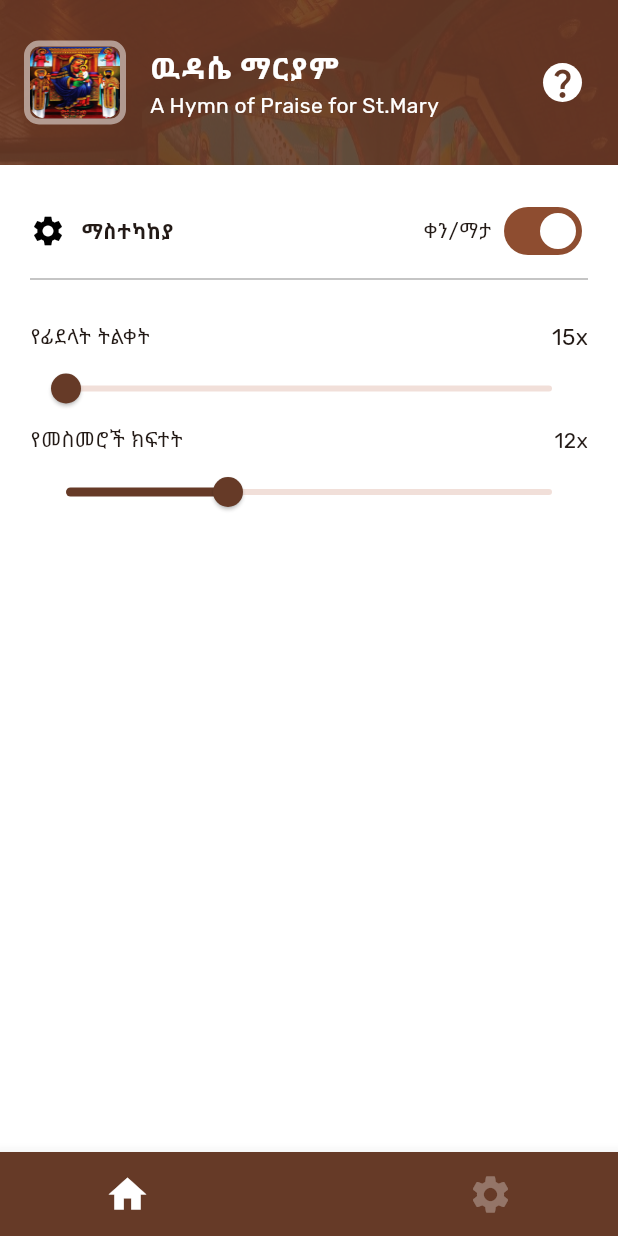
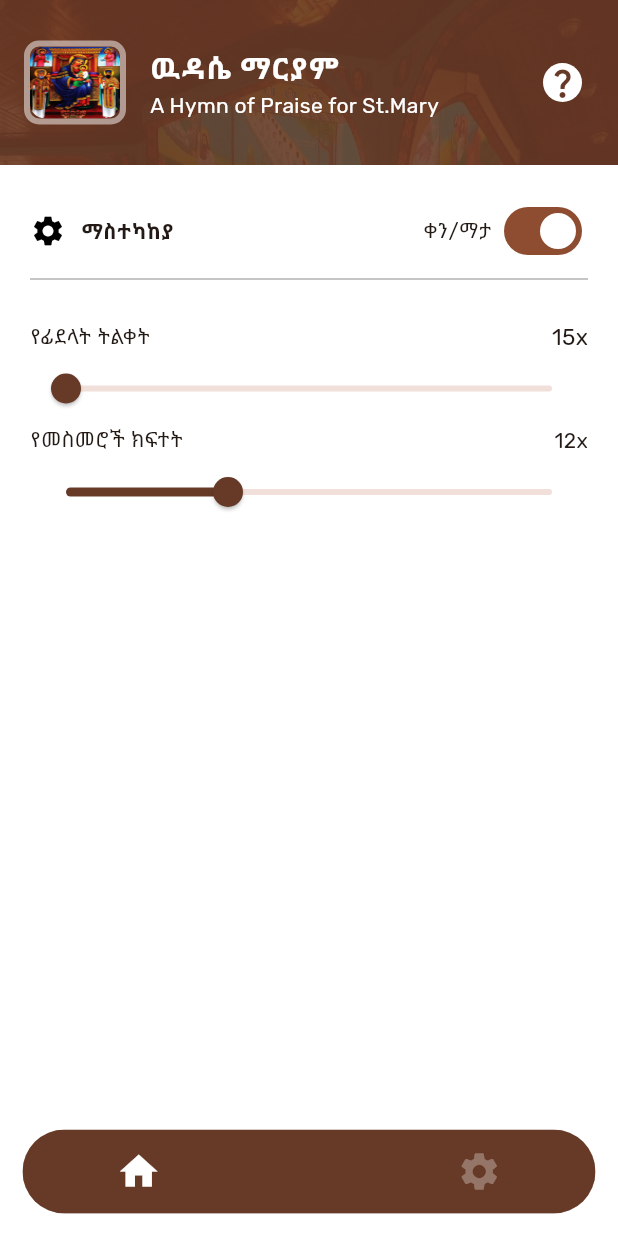
Before and after one commit to AmanuelDemelash/wudasemaryam, a Flutter app: the screen it shows after launch, swiped to page 2, on a phone screen of 412 x 824 dp. Run offline on Flutter 3.47's test engine with Material 2 defaults, Android fonts, the phone set to English and light mode, and no system bars; drawn by our look-alikes of animated_bottom_navigation_bar; our stand-ins replace get; missing offline and left inert: dart:ffi.

Commit message:
first commit

```diff
--- a/lib/screen/homepage/mainhomepage.dart
+++ b/lib/screen/homepage/mainhomepage.dart
@@ -19,7 +19,13 @@ class MainHomePage extends StatelessWidget {
   Widget build(BuildContext context) {
     return Scaffold(
       body:
-      PageView(
+      Container(
+        width: Get.width,
+        height: Get.height,
+        decoration: const BoxDecoration(
+            image: DecorationImage(image: AssetImage("assets/images/back.jpeg"),fit: BoxFit.fill)
+        ),
+        child: PageView(
           controller:pagecontroller,
           physics:const NeverScrollableScrollPhysics(),
           children: [
@@ -27,8 +33,14 @@ class MainHomePage extends StatelessWidget {
             Setting()
           ],
         ),
+      ),
       floatingActionButtonLocation: FloatingActionButtonLocation.centerDocked,
       bottomNavigationBar: Obx(() =>
+      Container(
+        margin:const EdgeInsets.all(15),
+        child: ClipRRect(
+          borderRadius: BorderRadius.circular(30),
+          child:
           AnimatedBottomNavigationBar(
             icons:const [Icons.home,Icons.settings],
             activeColor: Constants().backColor,
@@ -38,13 +50,13 @@ class MainHomePage extends StatelessWidget {
             notchSmoothness: NotchSmoothness.smoothEdge,
             backgroundColor: Constants().primColor,
             iconSize: 30,
-        rightCornerRadius: 10,
-        leftCornerRadius: 10,
             onTap: (index){
               homeCOntroller.intialpage.value=index;
               pagecontroller.jumpToPage(index);
             }
             //other params
+          ),
+        ),
       ),)
       // bottomNavigationBar: Obx(() =>
       // NavigationBar(
```
Lines whose indentation alone changed are shown as unchanged.
